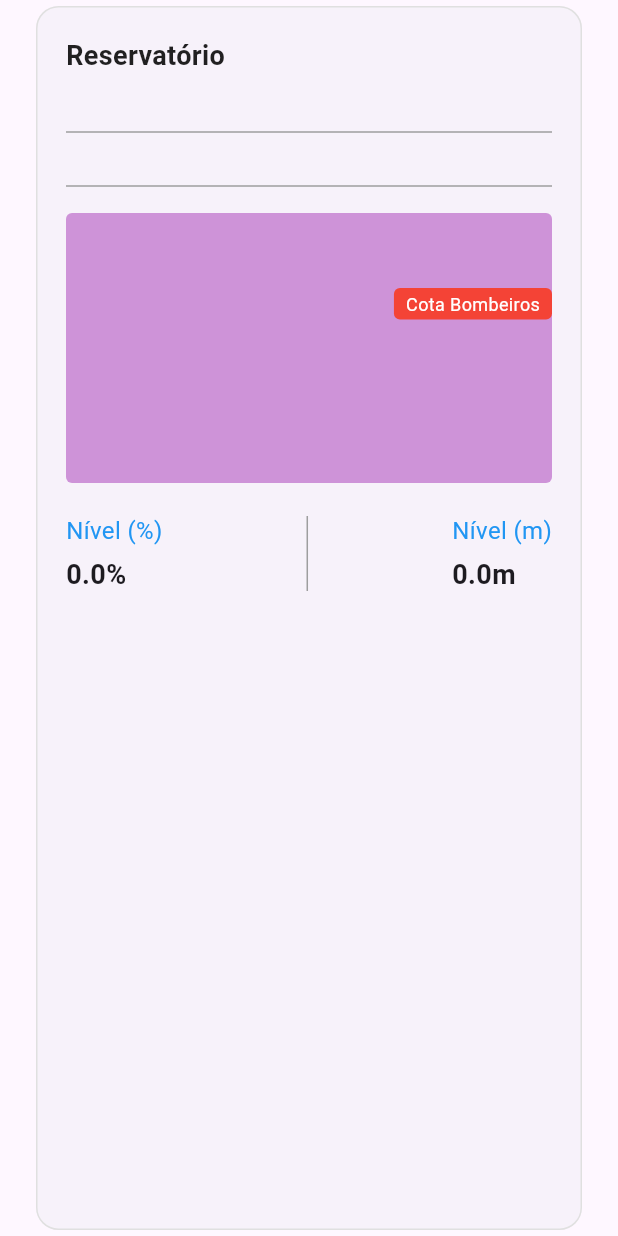
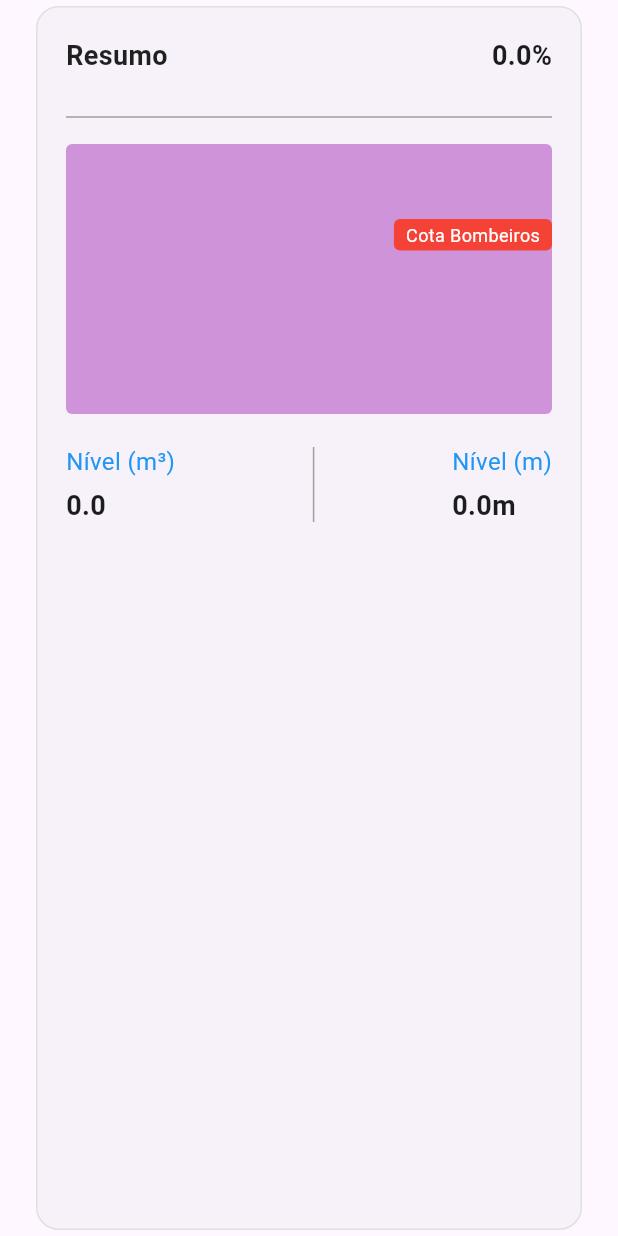
Before and after one commit to Eduardo-MKS/QualleControl, a Flutter app: the ResumoScreen widget shown alone on an empty page, opened directly with empty values, on a phone screen of 412 x 824 dp. Run offline on Flutter 3.47's test engine with Material 3 defaults, Android fonts, the light colour scheme and no system bars; our stand-ins replace dio, fl_chart, flutter_svg; network calls fail.

Commit message:
refactor: adjusted values in 'condominios'

```diff
--- a/lib/views/condominios/components/condo_card.dart
+++ b/lib/views/condominios/components/condo_card.dart
@@ -99,7 +99,7 @@ class CondoCard extends StatelessWidget {
         if (hasCisterna)
           _buildMetricItem(
             'Cisterna',
-            '${condominio.nivelCisternaPercentual?.toStringAsFixed(2)}%',
+            '${(condominio.nivelCisternaPercentual! * 100).toStringAsFixed(2)}%',
             _getColorByLevel(condominio.nivelCisternaPercentual!),
             Icons.water,
           ),
--- a/lib/views/condominios/detalhes/resumo_component.dart
+++ b/lib/views/condominios/detalhes/resumo_component.dart
@@ -21,18 +21,28 @@ class ResumoScreen extends StatelessWidget {
           child: Column(
             crossAxisAlignment: CrossAxisAlignment.start,
             children: [
+              Row(
+                mainAxisAlignment: MainAxisAlignment.spaceBetween,
+                children: [
                   const Text(
-                "Reservatório",
+                    "Resumo",
                     style: TextStyle(
                       fontSize: 18,
                       fontWeight: FontWeight.bold,
                       color: Colors.black87,
                     ),
                   ),
+                  Text(
+                    "${((condominio.nivelReservatorioPercentual ?? 0.0) * 100).toStringAsFixed(1)}%",
+                    style: const TextStyle(
+                      fontSize: 18,
+                      fontWeight: FontWeight.bold,
+                    ),
+                  ),
+                ],
+              ),
+              const SizedBox(height: 20),
 
-              const SizedBox(height: 30),
-              const Divider(color: Colors.grey),
-              const SizedBox(height: 20),
               const Divider(color: Colors.grey),
               const SizedBox(height: 10),
 
@@ -55,12 +65,13 @@ class ResumoScreen extends StatelessWidget {
                     crossAxisAlignment: CrossAxisAlignment.start,
                     children: [
                       const Text(
-                        "Nível (%)",
+                        "Nível (m³)",
                         style: TextStyle(color: Colors.blue, fontSize: 16),
                       ),
                       const SizedBox(height: 5),
                       Text(
-                        "${((condominio.nivelReservatorioPercentual ?? 0.0) * 100).toStringAsFixed(1)}%",
+                        ((condominio.pressaoSaida ?? 0.0) * 100)
+                            .toStringAsFixed(1),
                         style: const TextStyle(
                           fontSize: 18,
                           fontWeight: FontWeight.bold,
@@ -78,7 +89,7 @@ class ResumoScreen extends StatelessWidget {
                       ),
                       const SizedBox(height: 5),
                       Text(
-                        "${condominio.nivelReservatorioMetros ?? 'N/A'}m", // Exibe 'N/A' se for nulo
+                        "${condominio.nivelReservatorioMetros ?? 'N/A'}m",
                         style: const TextStyle(
                           fontSize: 18,
                           fontWeight: FontWeight.bold,
```
Lines whose indentation alone changed are shown as unchanged.
